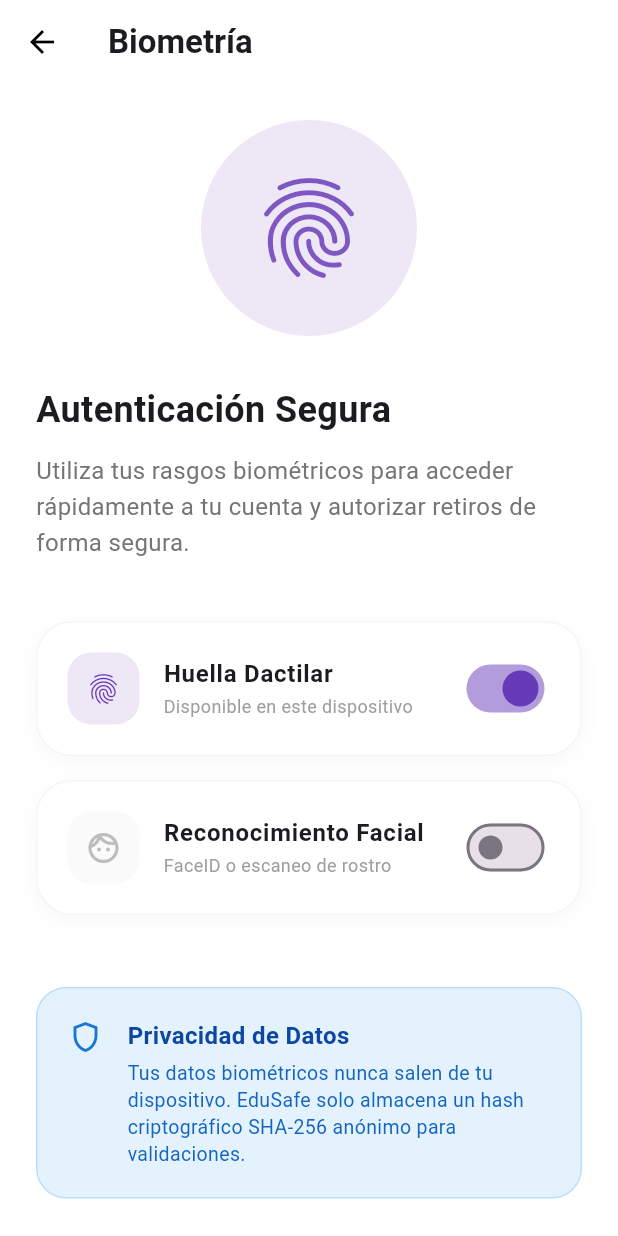
After one commit to LUISALEJANDROSANDOVAL/EduSafe, a Flutter app: the BiometricsPage screen opened directly, on a phone screen of 412 x 824 dp. The commit adds this screen. Run offline on Flutter 3.47's test engine with Material 3 defaults, Android fonts, the phone set to English and light mode, and no system bars; our stand-ins replace flutter_dotenv, supabase_flutter; missing offline and left inert: dart:html; accounts and stored records are empty.

Commit message:
insercion de funcionalidades biometricas

```diff
--- /dev/null
+++ b/lib/pages/BiometricsPage.dart
@@ -0,0 +1,234 @@
+import 'package:flutter/material.dart';
+import '../services/biometric_service.dart';
+
+class BiometricsPage extends StatefulWidget {
+  const BiometricsPage({super.key});
+
+  @override
+  State<BiometricsPage> createState() => _BiometricsPageState();
+}
+
+class _BiometricsPageState extends State<BiometricsPage> {
+  final _biometricService = BiometricService();
+  bool _isFingerprintEnabled = true;
+  bool _isFaceIDEnabled = false;
+  bool _isBiometricAvailable = false;
+  bool _isProcessing = false;
+
+  @override
+  void initState() {
+    super.initState();
+    _checkAvailability();
+  }
+
+  Future<void> _checkAvailability() async {
+    final available = await _biometricService.isBiometricAvailable();
+    setState(() => _isBiometricAvailable = available);
+  }
+
+  Future<void> _toggleBiometrics(String type, bool value) async {
+    if (!value) {
+      setState(() {
+        if (type == 'fingerprint') _isFingerprintEnabled = false;
+        if (type == 'face') _isFaceIDEnabled = false;
+      });
+      return;
+    }
+
+    setState(() => _isProcessing = true);
+
+    // Simular autenticación real
+    final hash = await _biometricService.authenticateAndGenerateHash(
+      reason: 'Autentícate para habilitar el acceso con $type'
+    );
+
+    await Future.delayed(const Duration(seconds: 1)); // Simular delay de UX
+
+    if (hash != null) {
+      setState(() {
+        if (type == 'fingerprint') _isFingerprintEnabled = true;
+        if (type == 'face') _isFaceIDEnabled = true;
+        _isProcessing = false;
+      });
+
+      if (mounted) {
+        ScaffoldMessenger.of(context).showSnackBar(
+          SnackBar(
+            content: Text('${type == 'fingerprint' ? 'Huella' : 'Rostro'} configurado correctamente'),
+            backgroundColor: Colors.green,
+          ),
+        );
+      }
+    } else {
+      setState(() => _isProcessing = false);
+    }
+  }
+
+  @override
+  Widget build(BuildContext context) {
+    return Scaffold(
+      backgroundColor: Colors.white,
+      appBar: AppBar(
+        title: const Text('Biometría', style: TextStyle(fontWeight: FontWeight.bold)),
+        backgroundColor: Colors.white,
+        elevation: 0,
+        leading: IconButton(
+          icon: const Icon(Icons.arrow_back, color: Colors.black),
+          onPressed: () => Navigator.pop(context),
+        ),
+      ),
+      body: SingleChildScrollView(
+        padding: const EdgeInsets.all(24),
+        child: Column(
+          crossAxisAlignment: CrossAxisAlignment.start,
+          children: [
+            // Ilustración Superior
+            Center(
+              child: Container(
+                padding: const EdgeInsets.all(32),
+                decoration: BoxDecoration(
+                  color: Colors.deepPurple.shade50,
+                  shape: BoxShape.circle,
+                ),
+                child: Icon(
+                  Icons.fingerprint_rounded,
+                  size: 80,
+                  color: Colors.deepPurple.shade400,
+                ),
+              ),
+            ),
+            const SizedBox(height: 32),
+
+            const Text(
+              'Autenticación Segura',
+              style: TextStyle(fontSize: 24, fontWeight: FontWeight.bold),
+            ),
+            const SizedBox(height: 12),
+            Text(
+              'Utiliza tus rasgos biométricos para acceder rápidamente a tu cuenta y autorizar retiros de forma segura.',
+              style: TextStyle(color: Colors.grey.shade600, fontSize: 16, height: 1.5),
+            ),
+
+            const SizedBox(height: 40),
+
+            // Sección de Configuración
+            _buildOptionCard(
+              title: 'Huella Dactilar',
+              subtitle: 'Disponible en este dispositivo',
+              icon: Icons.fingerprint,
+              value: _isFingerprintEnabled,
+              onChanged: (val) => _toggleBiometrics('fingerprint', val),
+            ),
+            const SizedBox(height: 16),
+            _buildOptionCard(
+              title: 'Reconocimiento Facial',
+              subtitle: 'FaceID o escaneo de rostro',
+              icon: Icons.face_unlock_rounded,
+              value: _isFaceIDEnabled,
+              onChanged: (val) => _toggleBiometrics('face', val),
+            ),
+
+            const SizedBox(height: 48),
+
+            // Nota de Seguridad
+            Container(
+              padding: const EdgeInsets.all(20),
+              decoration: BoxDecoration(
+                color: Colors.blue.shade50,
+                borderRadius: BorderRadius.circular(20),
+                border: Border.all(color: Colors.blue.shade100),
+              ),
+              child: Row(
+                crossAxisAlignment: CrossAxisAlignment.start,
+                children: [
+                  Icon(Icons.shield_outlined, color: Colors.blue.shade700),
+                  const SizedBox(width: 16),
+                  Expanded(
+                    child: Column(
+                      crossAxisAlignment: CrossAxisAlignment.start,
+                      children: [
+                        Text(
+                          'Privacidad de Datos',
+                          style: TextStyle(
+                            fontWeight: FontWeight.bold,
+                            color: Colors.blue.shade900,
+                            fontSize: 16,
+                          ),
+                        ),
+                        const SizedBox(height: 4),
+                        Text(
+                          'Tus datos biométricos nunca salen de tu dispositivo. EduSafe solo almacena un hash criptográfico SHA-256 anónimo para validaciones.',
+                          style: TextStyle(
+                            color: Colors.blue.shade800,
+                            fontSize: 13,
+                            height: 1.4,
+                          ),
+                        ),
+                      ],
+                    ),
+                  ),
+                ],
+              ),
+            ),
+
+            if (_isProcessing)
+              const Padding(
+                padding: EdgeInsets.only(top: 32),
+                child: Center(child: CircularProgressIndicator(color: Colors.deepPurple)),
+              ),
+          ],
+        ),
+      ),
+    );
+  }
+
+  Widget _buildOptionCard({
+    required String title,
+    required String subtitle,
+    required IconData icon,
+    required bool value,
+    required Function(bool) onChanged,
+  }) {
+    return Container(
+      decoration: BoxDecoration(
+        color: Colors.white,
+        borderRadius: BorderRadius.circular(24),
+        border: Border.all(color: Colors.grey.shade100),
+        boxShadow: [
+          BoxShadow(
+            color: Colors.black.withOpacity(0.03),
+            blurRadius: 10,
+            offset: const Offset(0, 4),
+          ),
+        ],
+      ),
+      child: ListTile(
+        contentPadding: const EdgeInsets.symmetric(horizontal: 20, vertical: 8),
+        leading: Container(
+          padding: const EdgeInsets.all(12),
+          decoration: BoxDecoration(
+            color: value ? Colors.deepPurple.shade50 : Colors.grey.shade50,
+            borderRadius: BorderRadius.circular(16),
+          ),
+          child: Icon(
+            icon,
+            color: value ? Colors.deepPurple : Colors.grey.shade400,
+          ),
+        ),
+        title: Text(
+          title,
+          style: const TextStyle(fontWeight: FontWeight.bold, fontSize: 16),
+        ),
+        subtitle: Text(
+          subtitle,
+          style: TextStyle(color: Colors.grey.shade500, fontSize: 12),
+        ),
+        trailing: Switch.adaptive(
+          value: value,
+          onChanged: onChanged,
+          activeColor: Colors.deepPurple,
+        ),
+      ),
+    );
+  }
+}
--- a/lib/pages/UserProfileSettings.dart
+++ b/lib/pages/UserProfileSettings.dart
@@ -3,6 +3,7 @@ import 'PersonalInfoPage.dart';
 import 'SecurityCenterPage.dart';
 import 'HelpSupportPage.dart';
 import 'Login.dart';
+import 'BiometricsPage.dart';
 import '../services/supabase_service.dart';
 
 class UserProfileSettingsWidget extends StatefulWidget {
@@ -282,6 +283,12 @@ class _UserProfileSettingsWidgetState extends State<UserProfileSettingsWidget> {
                     title: "Biometría",
                     subtitle: "Configurar huella o rostro",
                     icon: Icons.fingerprint_rounded,
+                    onTap: () => Navigator.push(
+                      context,
+                      MaterialPageRoute(
+                        builder: (context) => const BiometricsPage(),
+                      ),
+                    ),
                   ),
                   const SizedBox(height: 24),
 
```
